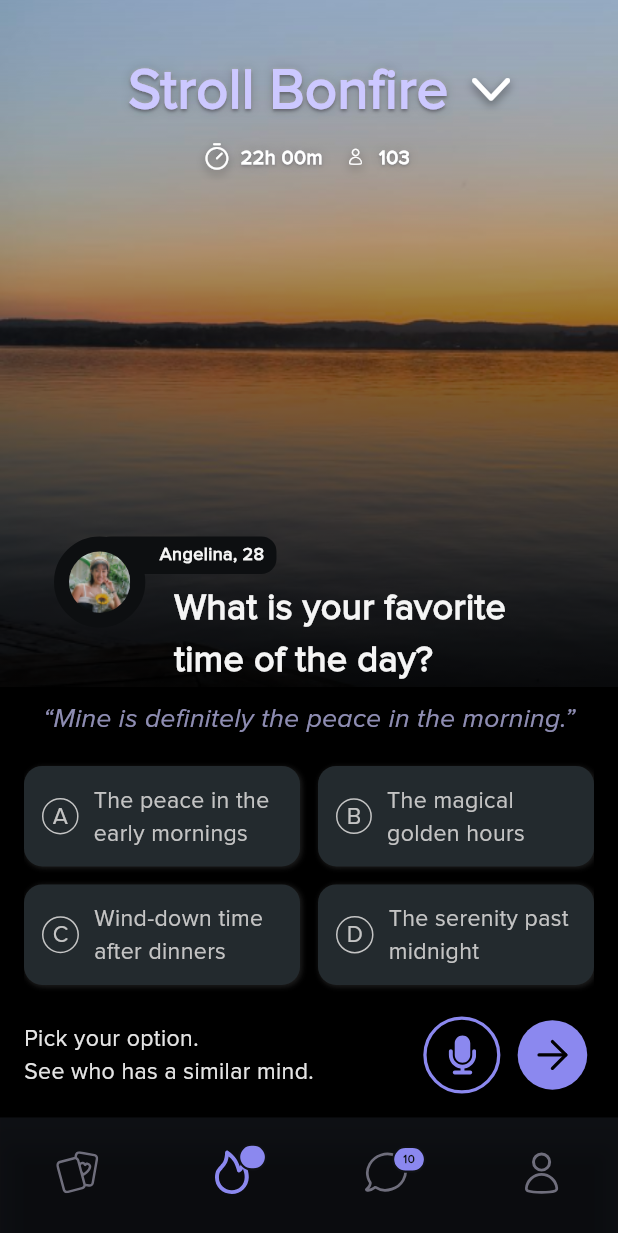
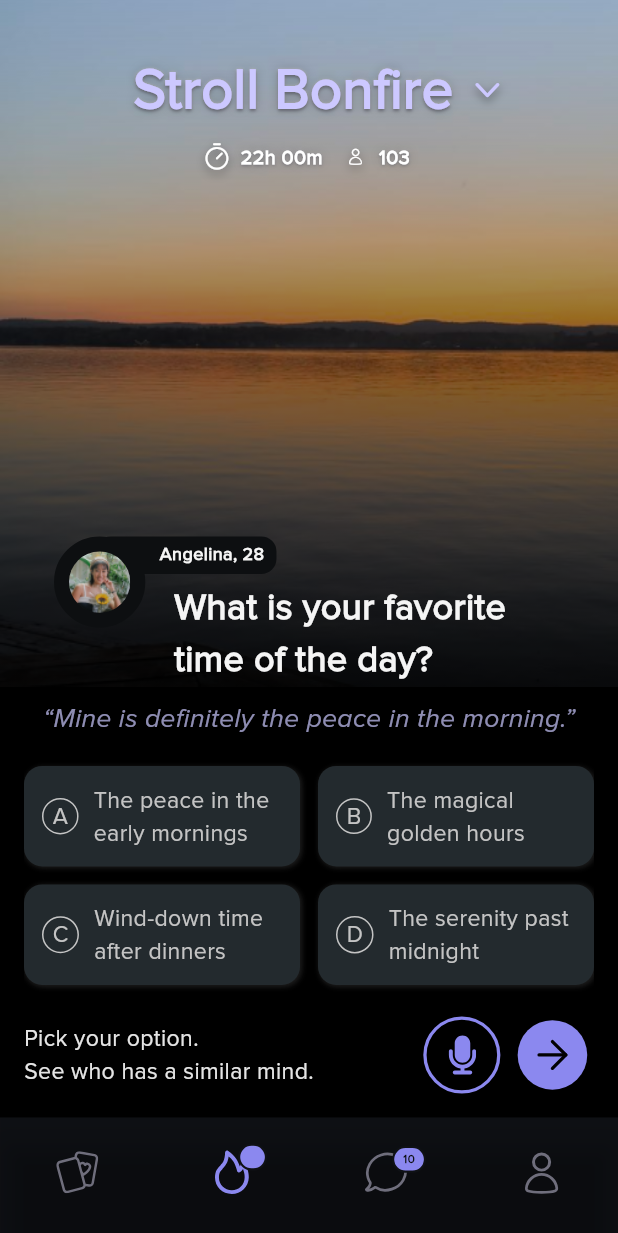
Before and after one commit to PrathamBhavsar/stroll_demo, a Flutter app: the screen it shows after launch, on a phone screen of 412 x 824 dp. Shown: the top 1233 px of the screen. Run offline on Flutter 3.47's test engine with Material 3 defaults, Android fonts, the phone set to English and light mode, and no system bars; our stand-ins replace flutter_screenutil, flutter_svg.

Commit message:
name changes

```diff
--- a/lib/views/home/home_screen.dart
+++ b/lib/views/home/home_screen.dart
@@ -4,9 +4,9 @@ import 'package:provider/provider.dart';
 import 'package:stroll_demo/constants/app_colors.dart';
 import 'package:stroll_demo/constants/app_spaces.dart';
 import 'package:stroll_demo/constants/app_texts.dart';
-import 'package:stroll_demo/views/home/pages/bonfire_page.dart';
+import 'package:stroll_demo/views/home/pages/matches_page.dart';
 import 'package:stroll_demo/views/home/pages/chats_page.dart';
-import 'package:stroll_demo/views/home/pages/matches/matches_page.dart';
+import 'package:stroll_demo/views/home/pages/bonfire/bonfire.dart';
 import 'package:stroll_demo/views/home/pages/profile_page.dart';
 import 'package:stroll_demo/providers/home_provider.dart';
 
--- a/lib/views/home/pages/matches/matches_page.dart
+++ b/lib/views/home/pages/bonfire/bonfire.dart
@@ -1,13 +1,14 @@
 import 'package:flutter/material.dart';
 import 'package:flutter_screenutil/flutter_screenutil.dart';
 import 'package:provider/provider.dart';
+import 'package:stroll_demo/constants/app_colors.dart';
 import 'package:stroll_demo/constants/app_icons.dart';
 import 'package:stroll_demo/constants/app_spaces.dart';
 import 'package:stroll_demo/constants/app_texts.dart';
 import 'package:stroll_demo/providers/home_provider.dart';
-import 'package:stroll_demo/views/home/pages/matches/widgets/choice_chip_widget.dart';
-import 'package:stroll_demo/views/home/pages/matches/widgets/pick_your_option_widget.dart';
-import 'package:stroll_demo/views/home/pages/matches/widgets/question_widget.dart';
+import 'package:stroll_demo/views/home/pages/bonfire/widgets/choice_chip_widget.dart';
+import 'package:stroll_demo/views/home/pages/bonfire/widgets/pick_your_option_widget.dart';
+import 'package:stroll_demo/views/home/pages/bonfire/widgets/question_widget.dart';
 
 class BonfirePage extends StatelessWidget {
   const BonfirePage({super.key});
@@ -38,8 +39,8 @@ class BonfirePage extends StatelessWidget {
                       AppSpaces.gapW(10),
                       Icon(
                         AppIcons.arrow,
-                        size: 16.sp,
-                        color: Colors.white,
+                        size: 10.sp,
+                        color: AppColors.textHeaderPurple,
                         shadows: [
                           BoxShadow(
                             color: Colors.black.withOpacity(0.5),
--- a/lib/views/home/pages/matches/widgets/pick_your_option_widget.dart
+++ b/lib/views/home/pages/bonfire/widgets/pick_your_option_widget.dart
@@ -2,7 +2,7 @@ import 'package:flutter/material.dart';
 import 'package:flutter_svg/flutter_svg.dart';
 import 'package:stroll_demo/constants/app_spaces.dart';
 import 'package:stroll_demo/constants/app_texts.dart';
-import 'package:stroll_demo/views/home/pages/matches/widgets/circle_button_widget.dart';
+import 'package:stroll_demo/views/home/pages/bonfire/widgets/circle_button_widget.dart';
 
 class PickYourOptionWidget extends StatelessWidget {
   const PickYourOptionWidget({super.key});
--- a/lib/views/home/pages/matches/widgets/question_widget.dart
+++ b/lib/views/home/pages/bonfire/widgets/question_widget.dart
@@ -1,6 +1,6 @@
 import 'package:flutter/material.dart';
 import 'package:stroll_demo/constants/app_texts.dart';
-import 'package:stroll_demo/views/home/pages/matches/widgets/profile_widget.dart';
+import 'package:stroll_demo/views/home/pages/bonfire/widgets/profile_widget.dart';
 
 class QuestionWidget extends StatelessWidget {
   const QuestionWidget({super.key});
```
Also changed, not shown: lib/views/home/pages/bonfire/widgets/choice_chip_widget.dart (renamed from lib/views/home/pages/matches/widgets/choice_chip_widget.dart), lib/views/home/pages/bonfire/widgets/circle_button_widget.dart (renamed from lib/views/home/pages/matches/widgets/circle_button_widget.dart), lib/views/home/pages/bonfire/widgets/profile_widget.dart (renamed from lib/views/home/pages/matches/widgets/profile_widget.dart), lib/views/home/pages/matches_page.dart (renamed from lib/views/home/pages/bonfire_page.dart).
